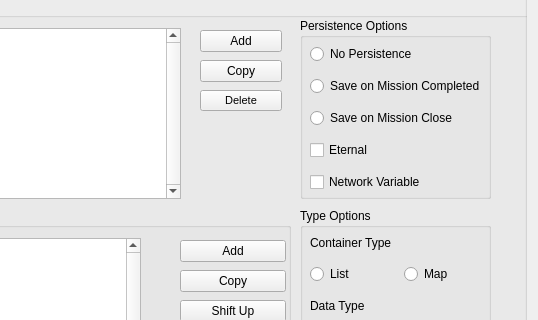
Above: qtfred/ui/VariableDialog.ui from scp-fs2open/fs2open.github.com before the change; both pictures show x 361 to 899 and y 243 to 563 of the 899 by 711 pixel window. Below: the same form after it.
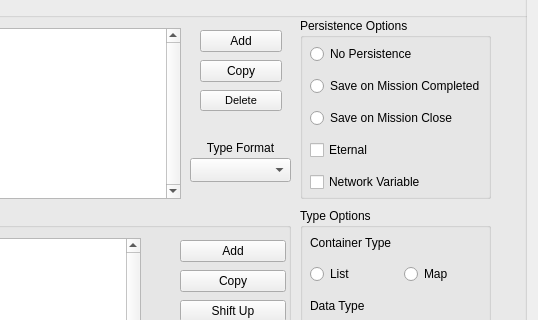
That is the form after the change.

Commit message: Finish implementation of type formatting option

```diff
--- a/qtfred/ui/VariableDialog.ui
+++ b/qtfred/ui/VariableDialog.ui
@@ -573,6 +573,32 @@
           <bool>false</bool>
          </attribute>
         </widget>
+        <widget class="QLabel" name="label">
+         <property name="geometry">
+          <rect>
+           <x>550</x>
+           <y>140</y>
+           <width>81</width>
+           <height>20</height>
+          </rect>
+         </property>
+         <property name="text">
+          <string>Type Format</string>
+         </property>
+         <property name="alignment">
+          <set>Qt::AlignCenter</set>
+         </property>
+        </widget>
+        <widget class="QComboBox" name="selectFormatCombobox">
+         <property name="geometry">
+          <rect>
+           <x>540</x>
+           <y>160</y>
+           <width>101</width>
+           <height>24</height>
+          </rect>
+         </property>
+        </widget>
        </widget>
       </widget>
      </item>
```
The commit also changes 4 other files.
